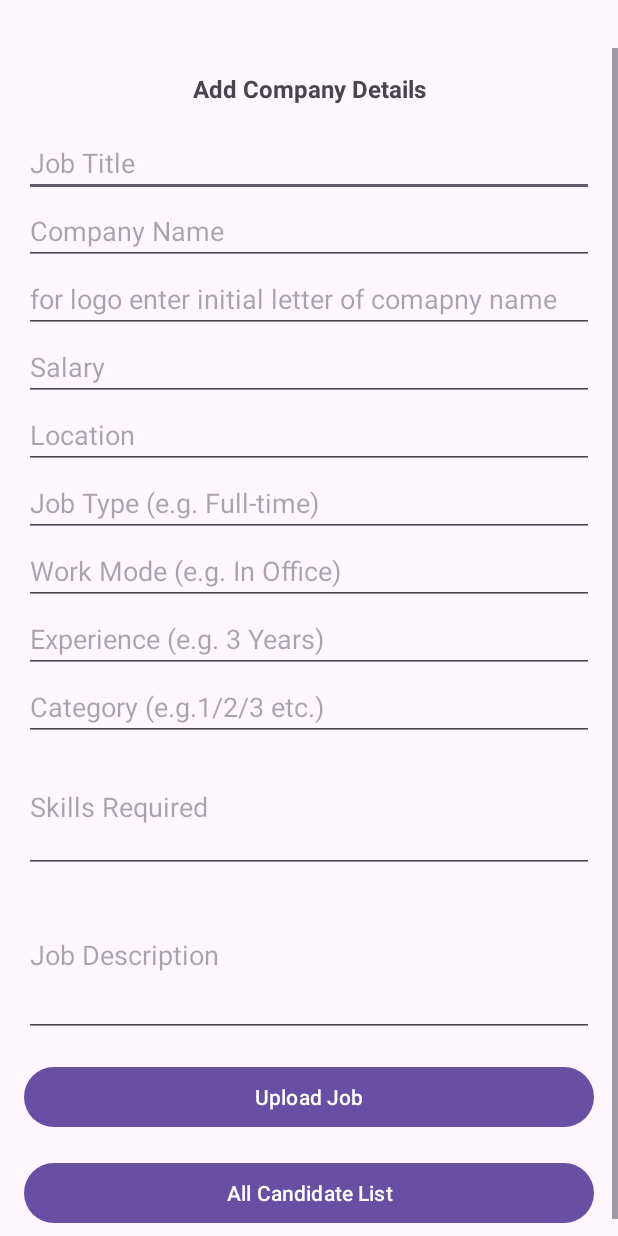
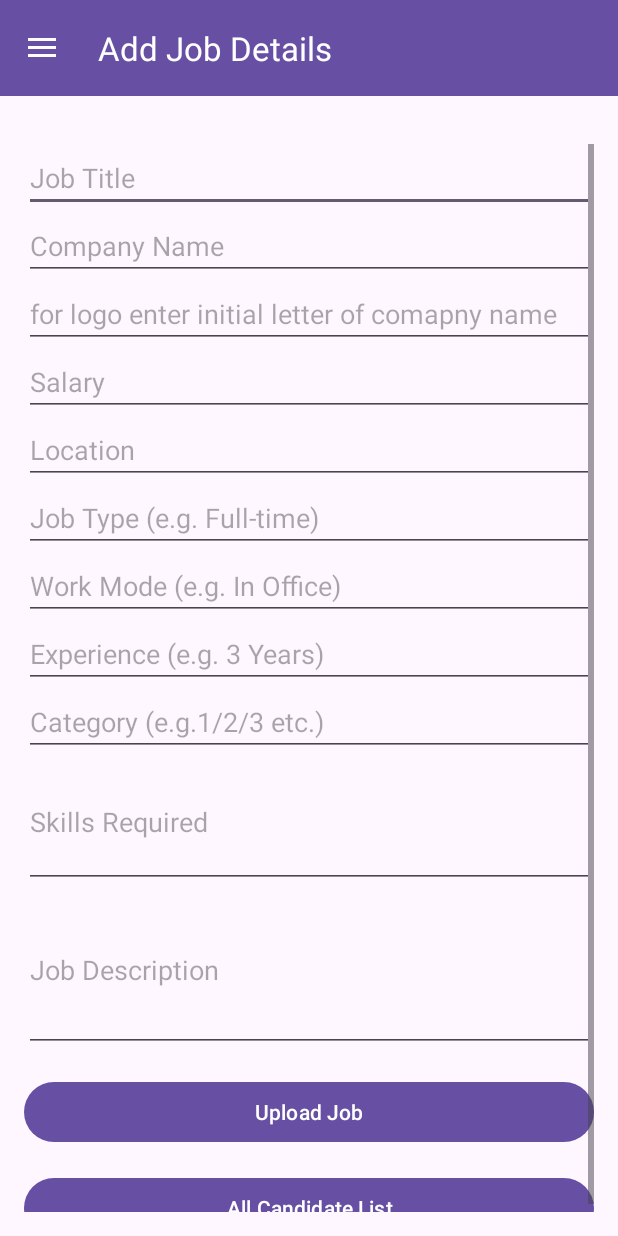
Before and after one commit to VrindaSuryavanshi/SmileJobsPortal, an Android app: the AdminAddJobDataActivity screen opened directly, with no data from a screen before it, on a phone screen of 412 x 824 dp. Run offline under Robolectric (Android 15) with nearby library versions, the phone set to English and light mode, and no system bars; our stand-ins replace CircleImageView, Firebase (no records; nobody signed in at launch, a user with empty details on screens opened directly).

Commit message:
admin Panel created

```diff
--- a/app/src/main/java/com/example/smilejobportal/AdminPanel/AdminAddJobDataActivity.java
+++ b/app/src/main/java/com/example/smilejobportal/AdminPanel/AdminAddJobDataActivity.java
@@ -4,13 +4,25 @@
 import android.content.Intent;
 import android.os.Bundle;
 import android.util.Log;
+import android.view.MenuItem;
 import android.widget.Button;
 import android.widget.EditText;
 import android.widget.Toast;
+
+import androidx.annotation.NonNull;
+import androidx.appcompat.app.ActionBarDrawerToggle;
 import androidx.appcompat.app.AppCompatActivity;
+import androidx.appcompat.widget.Toolbar;
+import androidx.drawerlayout.widget.DrawerLayout;
 
+import com.example.smilejobportal.Activity.MainActivity;
+import com.example.smilejobportal.Activity.Navbar.BookmarkActivity;
+import com.example.smilejobportal.Activity.Navbar.ChatActivity;
+import com.example.smilejobportal.Activity.Navbar.ExploreActivity;
+import com.example.smilejobportal.Activity.Navbar.ProfileActivity;
 import com.example.smilejobportal.Model.JobModel;
 import com.example.smilejobportal.R;
+import com.google.android.material.navigation.NavigationView;
 import com.google.firebase.database.DataSnapshot;
 import com.google.firebase.database.DatabaseError;
 import com.google.firebase.database.DatabaseReference;
@@ -34,6 +46,7 @@
             jobTypeEditText, modelEditText, experienceEditText, categoryEditText, aboutEditText, descriptionEditText;
     Button uploadJobBtn ,allCandidateList;
 
+    DrawerLayout drawerLayout;
     DatabaseReference jobRef;
 
     FirebaseFunctions mFunctions = FirebaseFunctions.getInstance();
@@ -44,6 +57,20 @@
     protected void onCreate(Bundle savedInstanceState) {
         super.onCreate(savedInstanceState);
         setContentView(R.layout.activity_admin_add_job_data);
+
+        drawerLayout = findViewById(R.id.drawerLayout);
+        Toolbar toolbar = findViewById(R.id.toolbar);
+        setSupportActionBar(toolbar);
+
+        ActionBarDrawerToggle toggle = new ActionBarDrawerToggle(
+                this, drawerLayout, toolbar,
+                R.string.navigation_drawer_open, R.string.navigation_drawer_close);
+        drawerLayout.addDrawerListener(toggle);
+        toggle.syncState();
+
+        NavigationView navigationView = findViewById(R.id.navigationView);
+        navigationView.setNavigationItemSelectedListener(this::onNavigationItemSelected);
+
 
         titleEditText = findViewById(R.id.titleEditText);
         companyEditText = findViewById(R.id.companyEditText);
@@ -179,6 +206,27 @@
                         Log.e("PushTest", "Failed: " + e.getMessage())
                 );
     }
+    private boolean onNavigationItemSelected(@NonNull MenuItem item) {
+        switch (item.getItemId()) {
+            case R.id.nav_home:
+                startActivity(new Intent(this, MainActivity.class));
+                return true;
+            case R.id.nav_explore:
+                startActivity(new Intent(this, ExploreActivity.class));
+                return true;
+            case R.id.nav_bookmark:
+                startActivity(new Intent(this, BookmarkActivity.class));
+                return true;
+            case R.id.nav_chat:
+                startActivity(new Intent(this, ChatActivity.class));
+                return true;
+            case R.id.nav_profile:
+                startActivity(new Intent(this, ProfileActivity.class));
+                return true;
+        }
+        return false;
+    }
+
 
 
 }
--- a/app/src/main/java/com/example/smilejobportal/DetailsActivity.kt
+++ b/app/src/main/java/com/example/smilejobportal/DetailsActivity.kt
@@ -100,6 +100,8 @@
         binding.viewpager.adapter=adapter
         binding.tabLayout.setupWithViewPager(binding.viewpager)
     }
+
+
     private class ViewPagerAdapter(fm: FragmentManager) : FragmentPagerAdapter(fm){
         private val fragmentList = arrayListOf<Fragment>()
         private val fragmentTitleList = arrayListOf<String>()
--- a/app/src/main/res/layout/activity_admin_add_job_data.xml
+++ b/app/src/main/res/layout/activity_admin_add_job_data.xml
@@ -1,22 +1,39 @@
 <?xml version="1.0" encoding="utf-8"?>
-<ScrollView xmlns:android="http://schemas.android.com/apk/res/android"
+<androidx.drawerlayout.widget.DrawerLayout xmlns:android="http://schemas.android.com/apk/res/android"
+    xmlns:app="http://schemas.android.com/apk/res-auto"
+    android:id="@+id/drawerLayout"
     android:layout_width="match_parent"
-    android:layout_height="match_parent"
-    android:layout_marginTop="32dp">
+    android:layout_height="match_parent">
+
+    <!-- Main Content -->
+    <LinearLayout
+        android:layout_width="match_parent"
+        android:layout_height="match_parent"
+        android:orientation="vertical">
+
+        <!-- Toolbar -->
+        <androidx.appcompat.widget.Toolbar
+            android:id="@+id/toolbar"
+            android:layout_width="match_parent"
+            android:layout_height="?attr/actionBarSize"
+            android:background="?attr/colorPrimary"
+            android:theme="@style/ThemeOverlay.AppCompat.Dark.ActionBar"
+            app:title=" Add Job Details "
+            app:titleTextColor="@android:color/white" />
+
+<ScrollView
+    android:id="@+id/scrollViewMain"
+    android:layout_width="match_parent"
+    android:layout_height="0dp"
+    android:layout_weight="1"
+    android:layout_marginTop="16dp"
+    android:padding="16dp">
 
     <LinearLayout
         android:layout_width="match_parent"
         android:layout_height="wrap_content"
         android:orientation="vertical"
-        android:padding="16dp">
-        <TextView
-            android:layout_width="match_parent"
-            android:layout_height="wrap_content"
-            android:text="Add Company Details"
-            android:textAlignment="center"
-            android:textSize="16sp"
-            android:textStyle="bold"
-            android:layout_marginBottom="16dp"/>
+        >
 
         <EditText
             android:id="@+id/titleEditText"
@@ -101,3 +118,21 @@
 
     </LinearLayout>
 </ScrollView>
+    </LinearLayout>
+
+    <!-- Navigation Drawer -->
+    <com.google.android.material.navigation.NavigationView
+        android:id="@+id/navigationView"
+        android:layout_width="wrap_content"
+        android:layout_height="match_parent"
+        android:layout_gravity="start"
+        android:fitsSystemWindows="true"
+        app:headerLayout="@layout/nav_header"
+        app:menu="@menu/bottom_nav_menu"
+        app:itemTextAppearance="@style/NavigationDrawerItemText"
+        app:itemIconTint="@color/nav_item_color"
+        app:itemTextColor="@color/nav_item_color"
+        app:itemVerticalPadding="12dp"
+        android:background="@color/white"/>
+
+</androidx.drawerlayout.widget.DrawerLayout>
```
Also changed, not shown: app/src/main/res/layout/activity_candidate_list.xml (+39 -14 lines).
